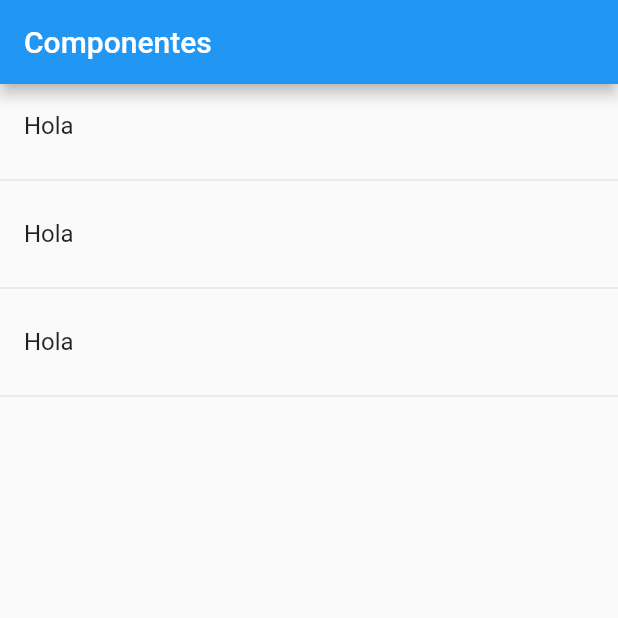
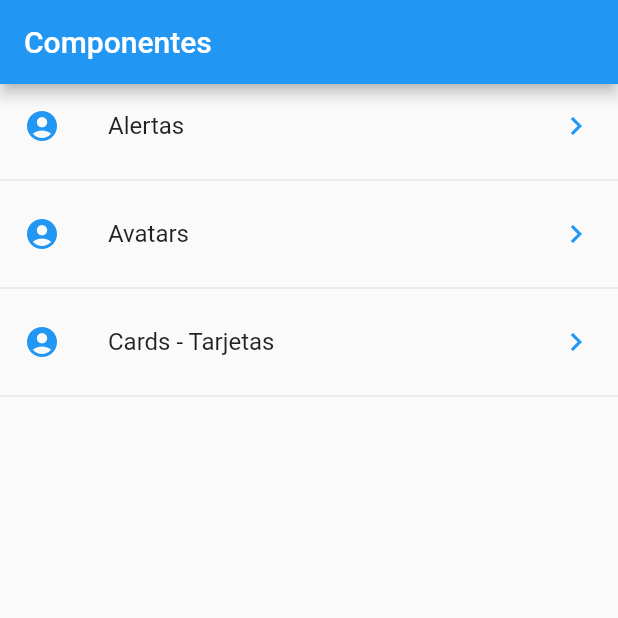
Before and after one commit to matisaffirio96/Flutter_Apps_UDM, a Flutter app: the screen it shows after launch, on a phone screen of 412 x 824 dp, the top half of it. Run offline on Flutter 3.47's test engine with Material 2 defaults, Android fonts, the phone set to English and light mode, and no system bars.

Commit message:
final video 68

```diff
--- a/Nueva_app_seccion_6/componentes/lib/src/pages/home_page.dart
+++ b/Nueva_app_seccion_6/componentes/lib/src/pages/home_page.dart
@@ -13,26 +13,41 @@ class HomePage extends StatelessWidget {
   }
 
   Widget _listas() {
-    print(menuProvider.opciones);
-    return ListView(
-      children: _listaItems(),
+    // print(menuProvider.opciones);
+
+    // menuProvider.cargarData()
+
+    return FutureBuilder(
+      future: menuProvider.cargarData(),
+      initialData: [],
+      builder: (context, AsyncSnapshot<List<dynamic>> snapshot) {
+        return ListView(
+          children: _listaItems(snapshot.data),
+        );
+      },
     );
   }
 
-  List<Widget> _listaItems() {
-    return [
-      ListTile(
-        title: Text('Hola'),
-      ),
-      Divider(),
-      ListTile(
-        title: Text('Hola'),
-      ),
-      Divider(),
-      ListTile(
-        title: Text('Hola'),
-      ),
-      Divider(),
-    ];
+  List<Widget> _listaItems(List<dynamic> data) {
+    final List<Widget> opciones = [];
+
+    data.forEach((opt) {
+      final widgetTemp = ListTile(
+        title: Text(opt['texto']),
+        leading: Icon(
+          Icons.account_circle,
+          color: Colors.blue,
+        ),
+        trailing: Icon(
+          Icons.keyboard_arrow_right,
+          color: Colors.blue,
+        ),
+        onTap: () {},
+      );
+
+      opciones..add(widgetTemp)..add(Divider());
+    });
+
+    return opciones;
   }
 }
--- a/Nueva_app_seccion_6/componentes/lib/src/providers/menu_provider.dart
+++ b/Nueva_app_seccion_6/componentes/lib/src/providers/menu_provider.dart
@@ -1,3 +1,5 @@
+import 'dart:convert';
+
 import 'package:flutter/services.dart' show rootBundle;
 
 class _MenuProvider {
@@ -7,10 +9,14 @@ class _MenuProvider {
     cargarData();
   }
 
-  cargarData() {
-    rootBundle.loadString('data/menu_opts.json').then((data) {
-      print(data);
-    });
+  Future<List<dynamic>> cargarData() async {
+    final resp = await rootBundle.loadString('data/menu_opts.json');
+
+    Map dataMap = json.decode(resp);
+    // print(dataMap['rutas']);
+    opciones = dataMap['rutas'];
+
+    return opciones;
   }
 }
 
```
